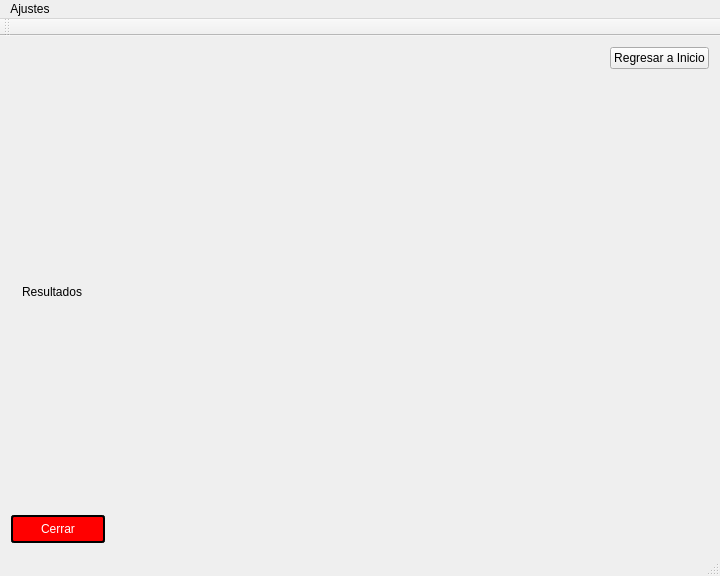
The window that mainwindow.ui (hectorda/Bio-Feedback) describes before a commit, drawn with Qt 5.
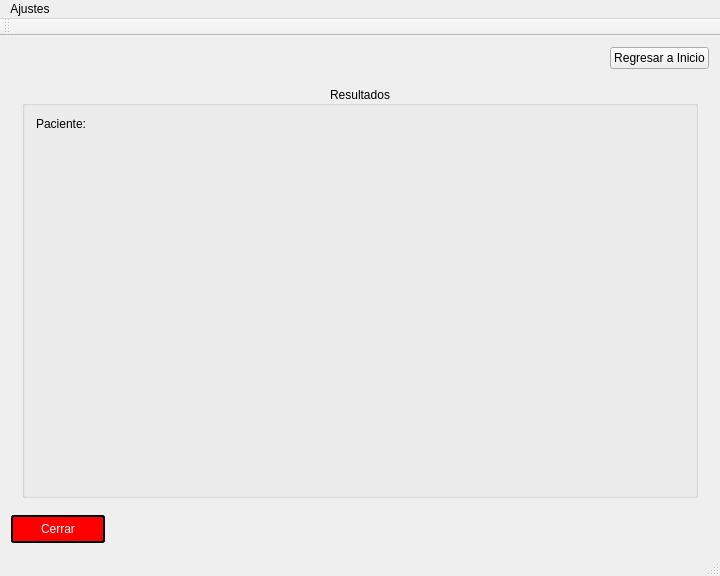
The same window after the commit. The open tabs and pages were chosen to show the change. Icons and pictures are not drawn. Custom widgets are drawn as their Qt base class.

Commit message: Añadidos

The edit to the form file:
```diff
--- a/mainwindow.ui
+++ b/mainwindow.ui
@@ -399,10 +399,22 @@
       <widget class="QWidget" name="widgetResults">
        <layout class="QVBoxLayout" name="verticalLayout_5">
         <item>
-         <widget class="QLabel" name="label">
-          <property name="text">
+         <widget class="QGroupBox" name="groupBox_2">
+          <property name="title">
            <string>Resultados</string>
           </property>
+          <property name="alignment">
+           <set>Qt::AlignCenter</set>
+          </property>
+          <layout class="QFormLayout" name="formLayout">
+           <item row="0" column="0">
+            <widget class="QLabel" name="labelResultsName">
+             <property name="text">
+              <string>Paciente:</string>
+             </property>
+            </widget>
+           </item>
+          </layout>
          </widget>
         </item>
        </layout>
```
Left out of the diff: 15 changed lines with no effect on the pictures. The commit also changes 1 other file.
